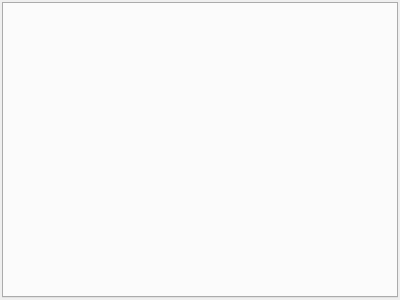
This is subarchitectures/conceptual.sa/branches/avs-iros11/src/c++/conceptual/components/Tester/MainDialog.ui in marc-hanheide/cogx as Qt 5 draws it before an edit. The edited form follows.
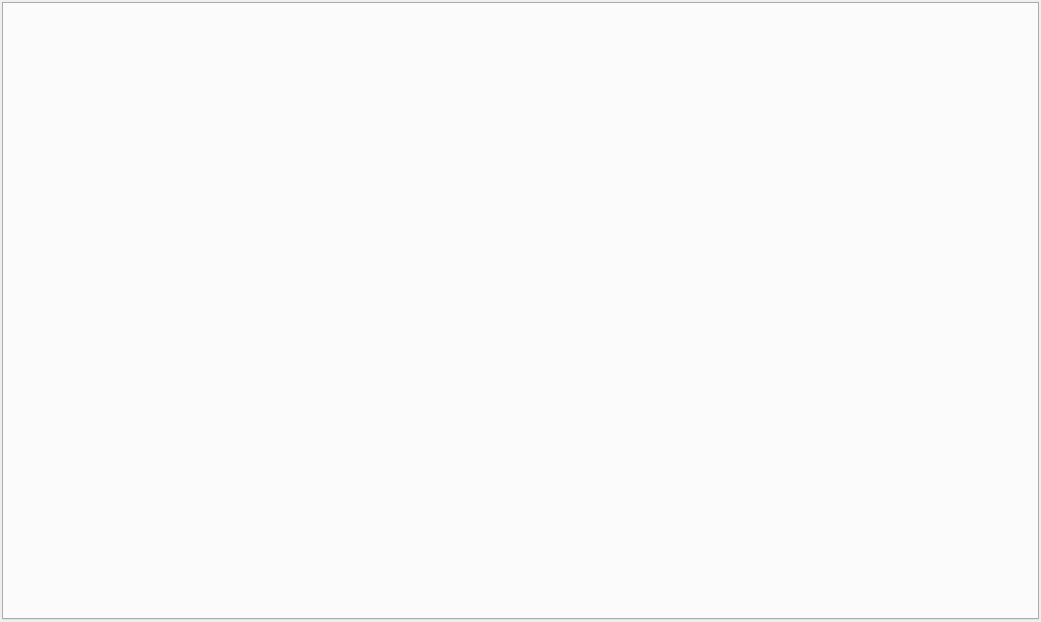
This is the edited form. Icons and pictures are not drawn.

The edit to the form file:
```diff
--- a/subarchitectures/conceptual.sa/branches/avs-iros11/src/c++/conceptual/components/Tester/MainDialog.ui
+++ b/subarchitectures/conceptual.sa/branches/avs-iros11/src/c++/conceptual/components/Tester/MainDialog.ui
@@ -6,8 +6,8 @@
    <rect>
     <x>0</x>
     <y>0</y>
-    <width>400</width>
-    <height>300</height>
+    <width>1041</width>
+    <height>622</height>
    </rect>
   </property>
   <property name="windowTitle">
```
